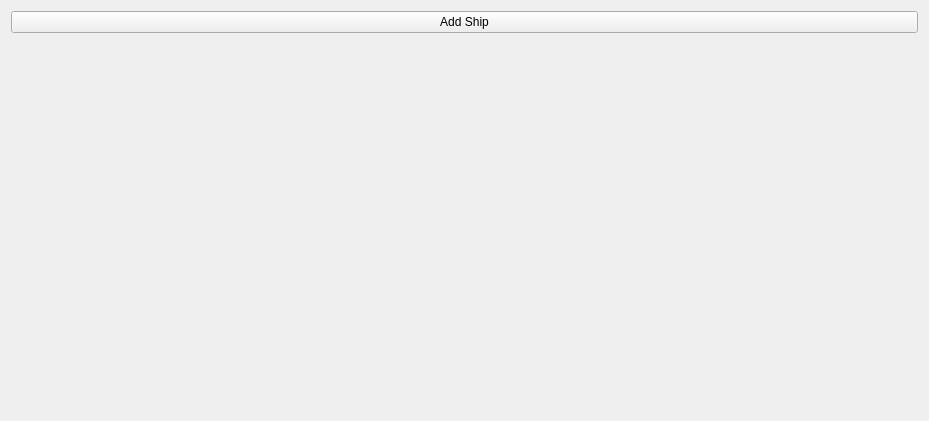
Before: the Qt Designer form ui/FleetTracker.ui in leothehero/Prun-Shipment-Manager, drawn with Qt 5.
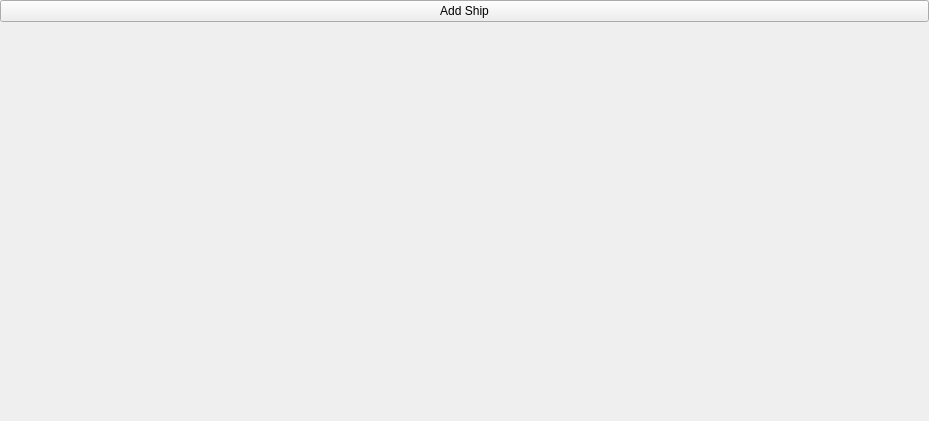
After: the same form once the commit is applied.

Patch:
```diff
--- a/ui/FleetTracker.ui
+++ b/ui/FleetTracker.ui
@@ -11,7 +11,7 @@
    </rect>
   </property>
   <property name="sizePolicy">
-   <sizepolicy hsizetype="Preferred" vsizetype="Maximum">
+   <sizepolicy hsizetype="MinimumExpanding" vsizetype="MinimumExpanding">
     <horstretch>0</horstretch>
     <verstretch>0</verstretch>
    </sizepolicy>
@@ -23,6 +23,18 @@
    <property name="sizeConstraint">
     <enum>QLayout::SizeConstraint::SetDefaultConstraint</enum>
    </property>
+   <property name="leftMargin">
+    <number>0</number>
+   </property>
+   <property name="topMargin">
+    <number>0</number>
+   </property>
+   <property name="rightMargin">
+    <number>0</number>
+   </property>
+   <property name="bottomMargin">
+    <number>0</number>
+   </property>
    <item>
     <widget class="QPushButton" name="addButton">
      <property name="text">
```
